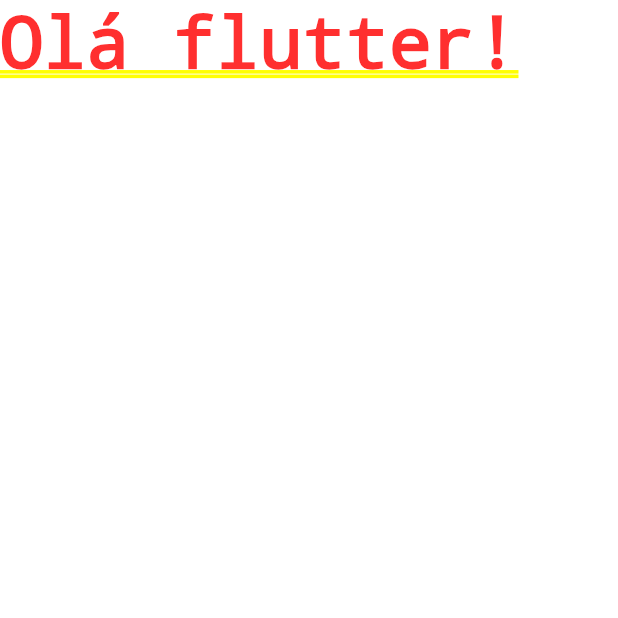
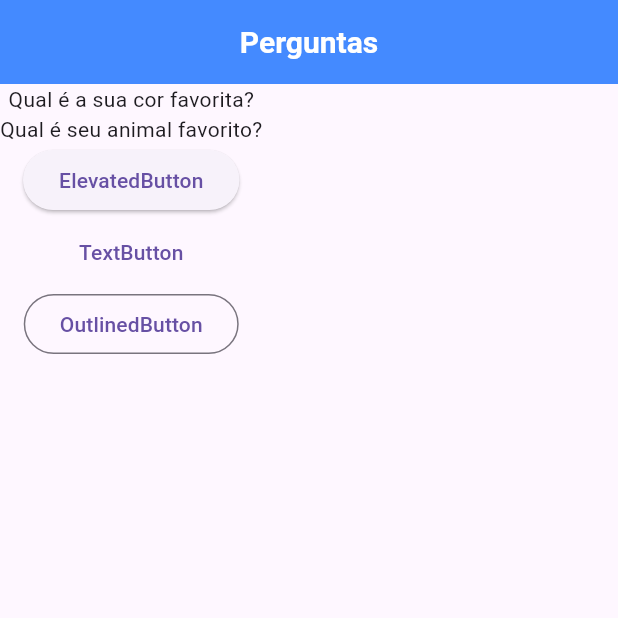
Before and after one commit to DevThiagoGab/ESTUDOS_FLUTTER, a Flutter app: the screen it shows after launch, on a phone screen of 412 x 824 dp, the top half of it. Run offline on Flutter 3.47's test engine with Material 3 defaults, Android fonts, the phone set to English and light mode, and no system bars.

Commit message:
Adiciona novas funcionalidades
Adiciona AppBar, botões e personalizações.

```diff
--- /dev/null
+++ b/MATERIAIS/Botões flutter.txt
@@ -0,0 +1,10 @@
+ElevatedButton => Ações principais, destaque no app.
+TextButton => Ações secundárias sem destaque.
+OutlinedButton => Alternativa ao ElevatedButton, mas com borda.
+IconButton => Ações representadas apenas por ícones.
+FloatingActionButton => Botões de ação rápida (ex: adicionar item).
+DropdownButton => Menus suspensos para seleção de opções.
+PopupMenuButton => Botão de menu (ex: três pontinhos no canto da tela).
+BackButton => Botão de voltar padrão do sistema.
+CloseButton => Botão de fechar (ex: em diálogos).
+RawMaterialButton => Botão customizado com formato livre.
--- a/projeto_perguntas/lib/main.dart
+++ b/projeto_perguntas/lib/main.dart
@@ -1,5 +1,3 @@
-
-
 import 'package:flutter/material.dart';
 
 main() {
@@ -7,18 +5,64 @@ main() {
   runApp(new PerguntaApp());
 }
 
-class PerguntaApp extends StatelessWidget{
+class PerguntaApp extends StatelessWidget {
 // @override é uma anotação usada para quando se quer modificar um método que já existe
 // na classe mãe (superclasse).
 // Quando uma classe herda de outra, ela pode reescrever métodos da classe mãe. O @override deixa
 // claro que esta sendo alterado um método existente.
-@override
+  @override
 // Método build que retorna Widget
-Widget build(BuildContext context){
-  // Retorna a criação de uma instância widget MaterialApp
-  return MaterialApp(
-    // Atributos nomeados, Text = widget de texto
-    home: Text('Olá flutter!'),
-  );}
-
+  Widget build(BuildContext context) {
+    final List<String> perguntas = [
+      'Qual é a sua cor favorita?',
+      'Qual é seu animal favorito?',
+    ];
+    // Retorna a criação de uma instância widget MaterialApp
+    return MaterialApp(
+      // Atributos nomeados, Scaffold fornece estrutura básica para
+      // layout
+      home: Scaffold(
+        // Barra de navegação
+        appBar: AppBar(
+          title: const Text('Perguntas'),
+          centerTitle: true, // Centraliza o título
+          titleTextStyle: const TextStyle(
+            color: Colors.white, // Cor da fonte
+            fontSize: 20, // Tamanho da fonte
+            fontWeight: FontWeight.bold, // Negrito
+          ),
+          backgroundColor: Colors.blueAccent, // Cor de fundo da appBar
+        ),
+        // Body = conteúdo principal, só aceita um widget
+        // Ctrl + . = cria a estrutura do column
+        // Column organiza widgets verticalmente
+        body: Column(
+          // children = Lista de widgets organizados verticalmente
+          children: <Widget>[
+            // Pode ser exibido das duas formas
+            Text(perguntas.elementAt(0)),
+            Text(perguntas[1]),
+            ElevatedButton(
+                onPressed: () {
+                  print('Botão pressionado!');
+                },
+                child: const Text('ElevatedButton')
+                ),
+                TextButton(
+                onPressed: () {
+                  print('Botão pressionado!');
+                },
+                child: const Text('TextButton')
+                ),
+                  OutlinedButton(
+                  onPressed: () {
+                    print('Botão pressionado!');
+                  },
+                  child: const Text('OutlinedButton')
+                  ),
+          ],
+        ),
+      ),
+    );
+  }
 }
```
